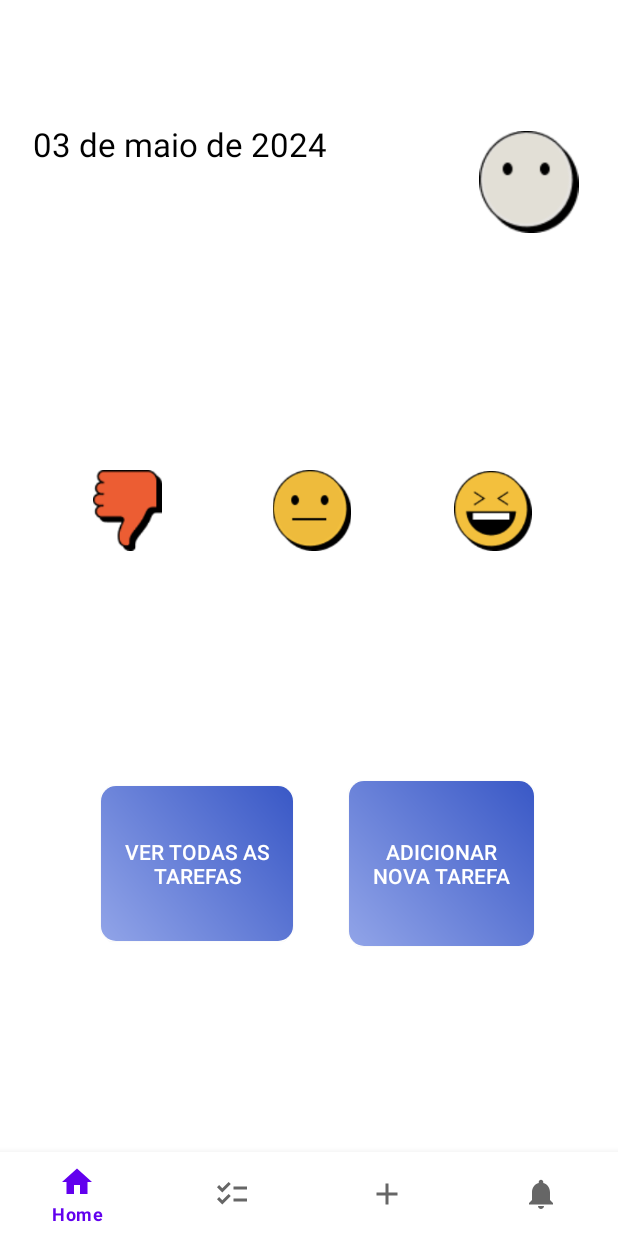
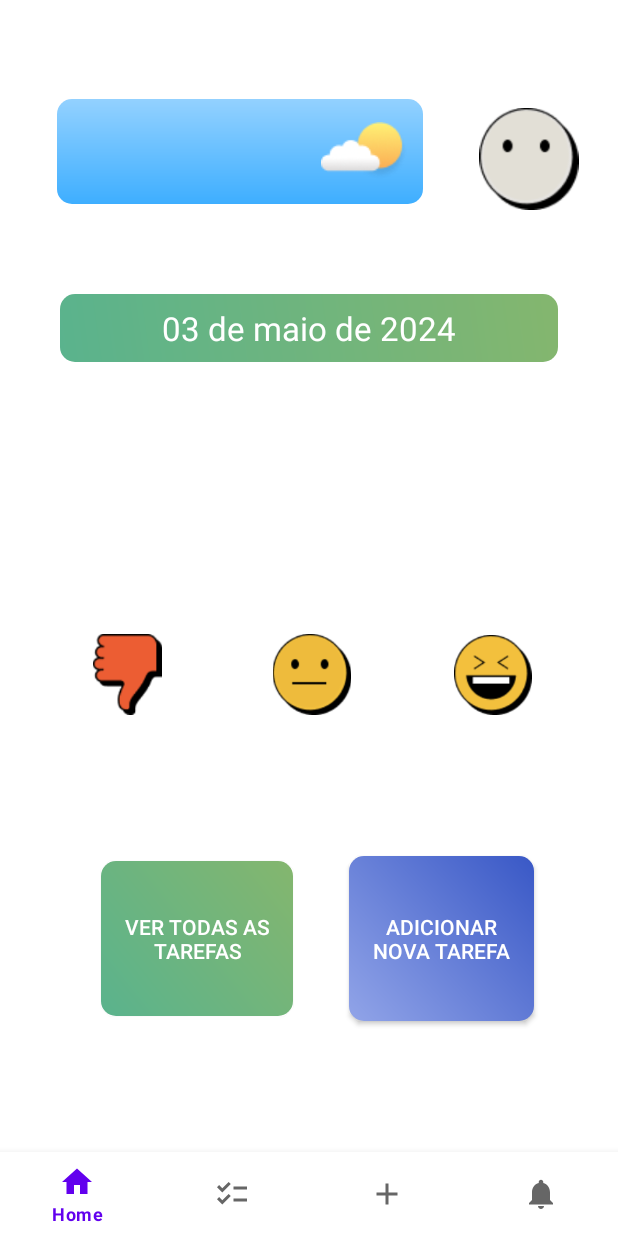
Before and after one commit to 2024-1-NADS3/Projeto1, an Android app: the HomeFragment screen opened directly, with no data from a screen before it, on a phone screen of 412 x 824 dp. Run offline under Robolectric (Android 15) with nearby library versions, the light colour scheme and no system bars; our stand-ins replace navigation-ui; 1 statement that could not run was skipped.

Commit message:
constraint clima

```diff
--- /dev/null
+++ b/src/Frontend/MyNavigation/app/src/main/res/drawable/clima_background.xml
@@ -0,0 +1,9 @@
+<?xml version="1.0" encoding="utf-8"?>
+<shape xmlns:android="http://schemas.android.com/apk/res/android"
+    android:shape="rectangle">
+    <corners android:radius="10dp"/>
+    <gradient
+        android:startColor="#93D1FF"
+        android:endColor="#3EAEFF"
+        android:angle="10"/>
+</shape>
--- /dev/null
+++ b/src/Frontend/MyNavigation/app/src/main/res/drawable/gradient_verde.xml
@@ -0,0 +1,11 @@
+<?xml version="1.0" encoding="utf-8"?>
+<shape xmlns:android="http://schemas.android.com/apk/res/android"
+    android:shape="rectangle">
+    <corners android:radius="10dp"/>
+
+    <gradient
+        android:startColor="#5AB38D"
+        android:endColor="#84B66E"
+        android:angle="45"/>
+
+</shape>
--- a/src/Frontend/MyNavigation/app/src/main/res/layout/fragment_home.xml
+++ b/src/Frontend/MyNavigation/app/src/main/res/layout/fragment_home.xml
@@ -1,16 +1,37 @@
 <?xml version="1.0" encoding="utf-8"?>
-<androidx.constraintlayout.widget.ConstraintLayout xmlns:android="http://schemas.android.com/apk/res/android"
-    xmlns:app="http://schemas.android.com/apk/res-auto"
+<androidx.constraintlayout.widget.ConstraintLayout xmlns:android="http://schemas.android.com/apk/res/android" xmlns:app="http://schemas.android.com/apk/res-auto"
 xmlns:tools="http://schemas.android.com/tools"
 android:layout_width="match_parent"
 android:layout_height="match_parent"
+android:background="@color/white"
 tools:context=".ui.home.HomeFragment">
+
+<androidx.constraintlayout.widget.ConstraintLayout
+    android:layout_width="match_parent"
+    android:layout_height="70dp"
+    android:layout_marginStart="38dp"
+    android:layout_marginTop="10dp"
+    android:layout_marginEnd="130dp"
+    android:background="@drawable/clima_background"
+    app:layout_constraintEnd_toEndOf="parent"
+    app:layout_constraintStart_toStartOf="parent"
+    app:layout_constraintTop_toTopOf="parent">
+
+    <ImageView
+        android:id="@+id/imageView"
+        android:layout_width="wrap_content"
+        android:layout_height="wrap_content"
+        android:layout_marginEnd="10dp"
+        android:src="@drawable/icon_clima"
+        app:layout_constraintBottom_toBottomOf="parent"
+        app:layout_constraintEnd_toEndOf="parent"
+        app:layout_constraintTop_toTopOf="parent" />
+</androidx.constraintlayout.widget.ConstraintLayout>
 
 <ImageView
     android:id="@+id/imagemResultado"
     android:layout_width="84dp"
     android:layout_height="68dp"
-        android:layout_marginTop="15dp"
     app:layout_constraintBottom_toBottomOf="parent"
     app:layout_constraintEnd_toEndOf="parent"
     app:layout_constraintHorizontal_bias="0.947"
@@ -19,6 +40,36 @@
     app:layout_constraintVertical_bias="0.023"
     app:srcCompat="@drawable/neutro" />
 
+
+<ImageView
+    android:id="@+id/felizButton"
+    android:layout_width="56dp"
+    android:layout_height="53dp"
+    android:layout_marginTop="140dp"
+    android:layout_marginBottom="321dp"
+    android:onClick="selecionadoHappy"
+    app:layout_constraintBottom_toBottomOf="parent"
+    app:layout_constraintEnd_toEndOf="parent"
+    app:layout_constraintHorizontal_bias="0.5"
+    app:layout_constraintStart_toEndOf="@+id/normalButton"
+    app:layout_constraintTop_toBottomOf="@+id/imagemResultado"
+    app:layout_constraintVertical_bias="0.848"
+    app:srcCompat="@drawable/feliz" />
+
+<ImageView
+    android:id="@+id/normalButton"
+    android:layout_width="76dp"
+    android:layout_height="54dp"
+    android:layout_marginTop="140dp"
+    android:layout_marginBottom="321dp"
+    android:onClick="selecionadoNormal"
+    app:layout_constraintBottom_toBottomOf="parent"
+    app:layout_constraintEnd_toStartOf="@+id/felizButton"
+    app:layout_constraintHorizontal_bias="0.5"
+    app:layout_constraintStart_toEndOf="@+id/malButton"
+    app:layout_constraintTop_toBottomOf="@+id/imagemResultado"
+    app:layout_constraintVertical_bias="0.847"
+    app:srcCompat="@drawable/normal" />
 
 <ImageView
     android:id="@+id/malButton"
@@ -32,45 +83,14 @@
     app:layout_constraintHorizontal_bias="0.5"
     app:layout_constraintStart_toStartOf="parent"
     app:layout_constraintTop_toBottomOf="@+id/imagemResultado"
-        app:layout_constraintVertical_bias="0.116"
+    app:layout_constraintVertical_bias="0.847"
     app:srcCompat="@drawable/mal" />
-
-    <ImageView
-        android:id="@+id/normalButton"
-        android:layout_width="76dp"
-        android:layout_height="54dp"
-        android:layout_marginTop="140dp"
-        android:layout_marginBottom="321dp"
-        android:onClick="selecionadoNormal"
-        app:layout_constraintBottom_toBottomOf="parent"
-        app:layout_constraintEnd_toStartOf="@+id/felizButton"
-        app:layout_constraintHorizontal_bias="0.5"
-        app:layout_constraintStart_toEndOf="@+id/malButton"
-        app:layout_constraintTop_toBottomOf="@+id/imagemResultado"
-        app:layout_constraintVertical_bias="0.118"
-        app:srcCompat="@drawable/normal" />
-
-    <ImageView
-        android:id="@+id/felizButton"
-        android:layout_width="56dp"
-        android:layout_height="53dp"
-        android:layout_marginTop="140dp"
-        android:layout_marginBottom="321dp"
-        android:onClick="selecionadoHappy"
-        app:layout_constraintBottom_toBottomOf="parent"
-        app:layout_constraintEnd_toEndOf="parent"
-        app:layout_constraintHorizontal_bias="0.5"
-        app:layout_constraintStart_toEndOf="@+id/normalButton"
-        app:layout_constraintTop_toBottomOf="@+id/imagemResultado"
-        app:layout_constraintVertical_bias="0.123"
-        app:srcCompat="@drawable/feliz" />
-
 
 <androidx.appcompat.widget.AppCompatButton
     android:id="@+id/btn_nova_tarefa"
     android:layout_width="123dp"
     android:layout_height="110dp"
-        android:layout_marginTop="60dp"
+    android:layout_marginTop="50dp"
     android:layout_marginBottom="100dp"
     android:background="@drawable/border_radius_background"
     android:padding="10dp"
@@ -91,10 +111,10 @@
     android:id="@+id/btn_nova_tarefa2"
     android:layout_width="128dp"
     android:layout_height="103dp"
-        android:layout_marginTop="60dp"
+    android:layout_marginTop="50dp"
     android:layout_marginEnd="150dp"
     android:layout_marginBottom="100dp"
-        android:background="@drawable/border_radius_background"
+    android:background="@drawable/gradient_verde"
     android:padding="10dp"
     android:paddingLeft="5dp"
     android:paddingTop="10dp"
@@ -108,18 +128,31 @@
     app:layout_constraintStart_toStartOf="parent"
     app:layout_constraintTop_toBottomOf="@+id/normalButton" />
 
+<androidx.constraintlayout.widget.ConstraintLayout
+    android:layout_width="match_parent"
+    android:layout_height="45dp"
+    android:layout_marginStart="40dp"
+    android:layout_marginTop="140dp"
+    android:layout_marginEnd="40dp"
+    android:background="@drawable/gradient_verde"
+    app:layout_constraintEnd_toEndOf="parent"
+    app:layout_constraintStart_toStartOf="parent"
+    app:layout_constraintTop_toTopOf="parent">
+
     <TextView
         android:id="@+id/dataHoje"
         android:layout_width="wrap_content"
         android:layout_height="wrap_content"
-        android:layout_marginStart="22dp"
-        android:layout_marginLeft="22dp"
-        android:layout_marginTop="25dp"
+        android:layout_marginTop="8dp"
+        android:gravity="center|center_vertical"
         android:text="Data de hoje"
-        android:textColor="@android:color/black"
+        android:textColor="@color/white"
         android:textSize="22dp"
+        app:layout_constraintEnd_toEndOf="parent"
         app:layout_constraintStart_toStartOf="parent"
         app:layout_constraintTop_toTopOf="parent" />
 
+</androidx.constraintlayout.widget.ConstraintLayout>
+
 
 </androidx.constraintlayout.widget.ConstraintLayout>
```
Also changed, not shown: src/Frontend/MyNavigation/app/src/main/res/drawable/icon_clima.png (added). Lines whose indentation alone changed are shown as unchanged.
